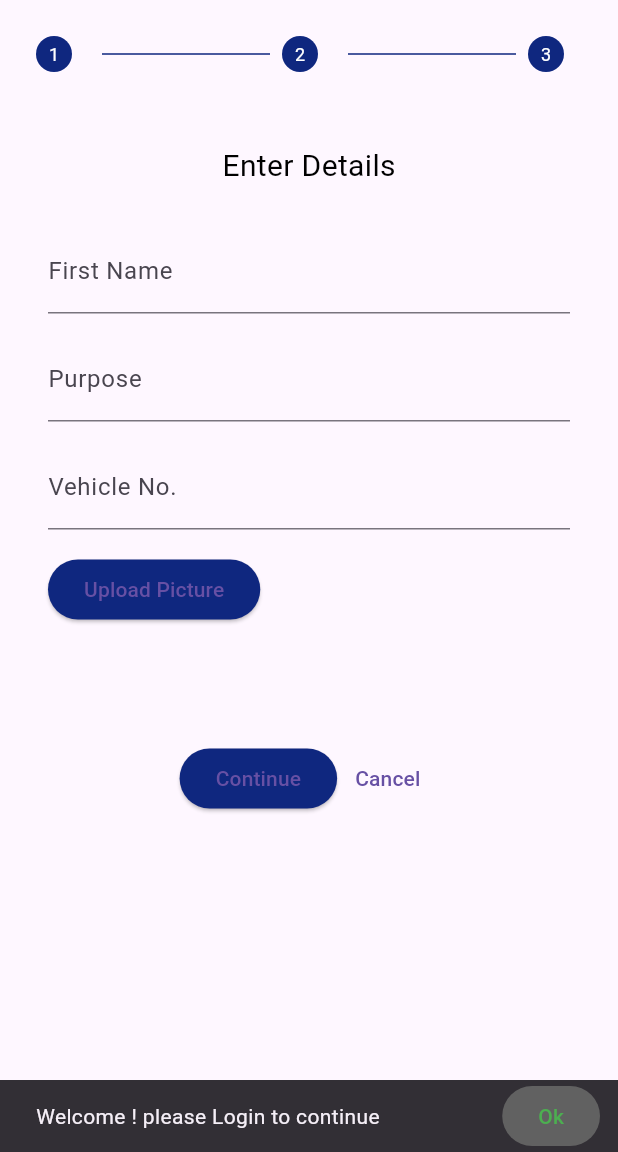
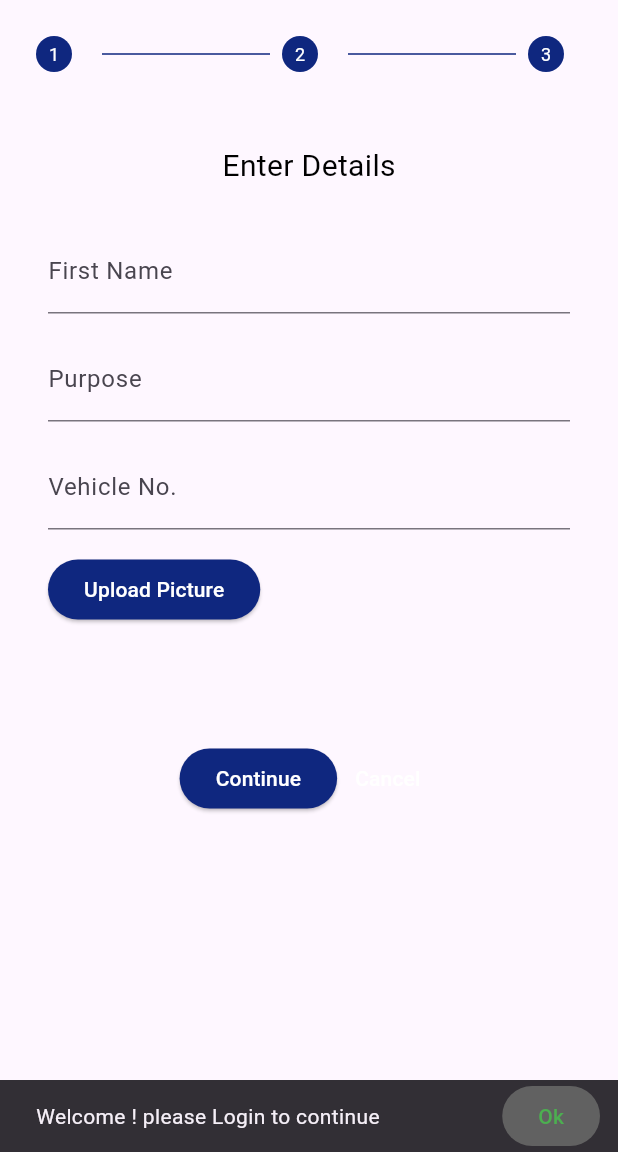
Before and after one commit to abrar-5888/invosegSecurity, a Flutter app: the Home screen opened directly, after a tap on the "add" icon, on a phone screen of 412 x 824 dp, the part 84-1236 px from its top. Run offline on Flutter 3.47's test engine with Material 3 defaults, Android fonts, the phone set to English and light mode, and no system bars; our stand-ins replace cloud_firestore, firebase_auth, firebase_core, firebase_storage, flutter_easyloading, flutter_svg and 2 more; accounts and stored records are empty.

Commit message:
2/20/2024

```diff
--- a/lib/appSecurity/fetchUser.dart
+++ b/lib/appSecurity/fetchUser.dart
@@ -281,7 +281,10 @@ class _fetchUsersState extends State<fetchUsers> {
                           style: ElevatedButton.styleFrom(
                               backgroundColor:
                                   const Color.fromRGBO(15, 39, 127, 1)),
-                          child: const Text("Send"),
+                          child: const Text(
+                            "Send",
+                            style: TextStyle(color: Colors.white),
+                          ),
                         )
                       ],
                     ),
--- a/lib/appSecurity/mainFile.dart
+++ b/lib/appSecurity/mainFile.dart
@@ -88,11 +88,13 @@ class _appSecurityState extends State<appSecurity> {
                     backgroundColor: const Color.fromRGBO(15, 39, 127, 1),
                   ),
                   onPressed: controls.onStepContinue,
-                  child: const Text('Continue'),
+                  child: const Text('Continue',
+                      style: TextStyle(color: Colors.white)),
                 ),
                 TextButton(
                   onPressed: controls.onStepCancel,
-                  child: const Text('Cancel'),
+                  child: const Text('Cancel',
+                      style: TextStyle(color: Colors.white)),
                 ),
               ],
             ),
@@ -181,9 +183,8 @@ class _appSecurityState extends State<appSecurity> {
                           onPressed: () async {
                             await selectAndUploadImage();
                           },
-                          child: const Text(
-                            "Upload Picture",
-                          ),
+                          child: const Text("Upload Picture",
+                              style: TextStyle(color: Colors.white)),
                         ),
                         if (file != null)
                           const Padding(
@@ -329,11 +330,6 @@ class _appSecurityState extends State<appSecurity> {
 
     const source = ImageSource.camera;
 
-    if (source == null) {
-      print("No image source selected");
-      return;
-    }
-
     XFile? selectedFile = await imagePicker.pickImage(source: source);
 
     print('path == ${selectedFile?.path}');
--- a/lib/home.dart
+++ b/lib/home.dart
@@ -135,7 +135,7 @@ class _HomeState extends State<Home> {
                 ));
           },
           backgroundColor: const Color.fromRGBO(15, 39, 127, 1),
-          child: const Icon(Icons.add)),
+          child: const Icon(Icons.add, color: Colors.white)),
       appBar: AppBar(
         elevation: 0,
         backgroundColor: Colors.white,
```
